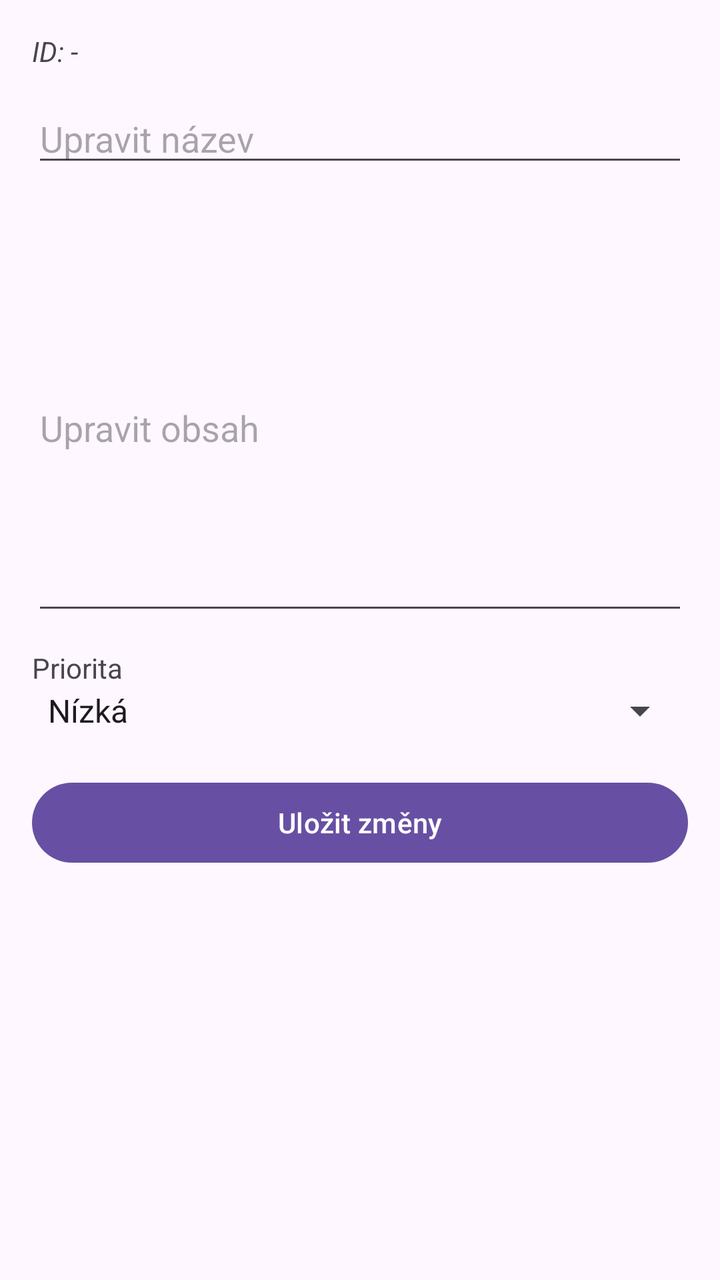
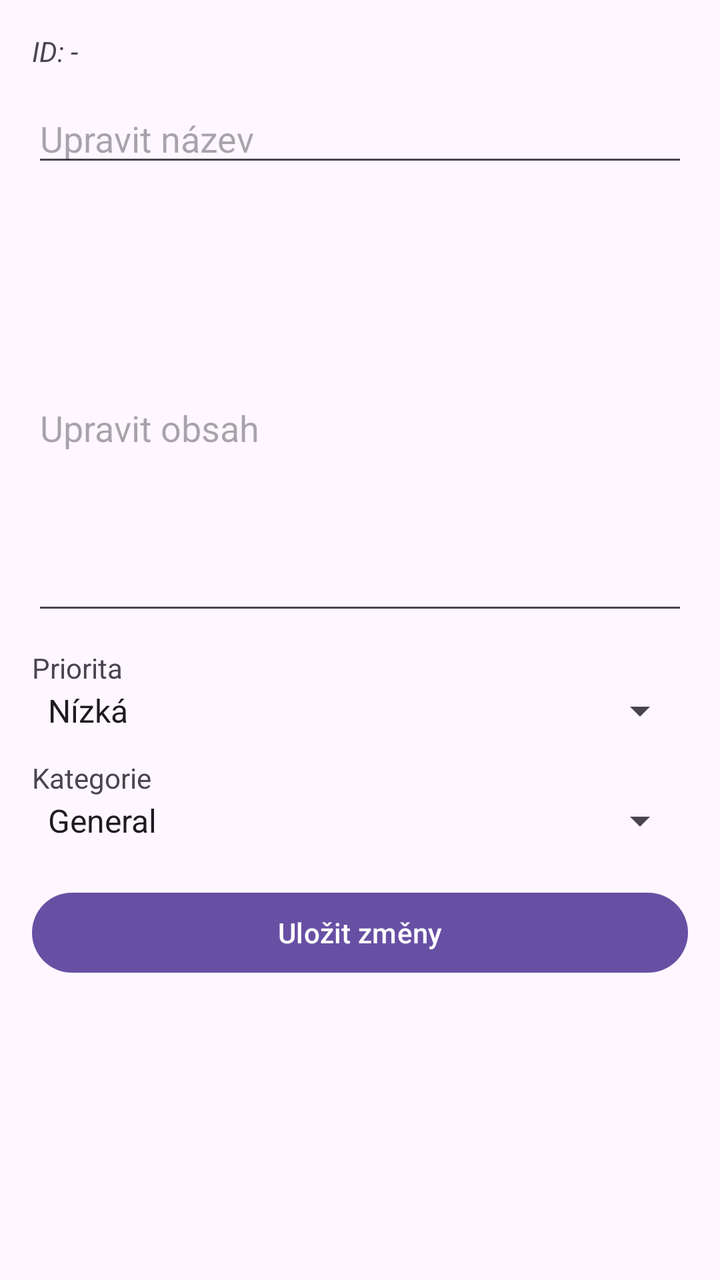

Screens rendered from an Android XML layout before and after an edit, with the pre-edit source and the edit as a unified diff.
<!-- AndroidManifest.xml: application theme Theme.NoteHub -->
<!-- res/layout/activity_edit_note.xml -->
<?xml version="1.0" encoding="utf-8"?>
<ScrollView xmlns:android="http://schemas.android.com/apk/res/android"
    xmlns:app="http://schemas.android.com/apk/res-auto"
    xmlns:tools="http://schemas.android.com/tools"
    android:layout_width="match_parent"
    android:layout_height="match_parent"
    android:padding="16dp"
    tools:context=".EditNoteActivity">

    <LinearLayout
        android:layout_width="match_parent"
        android:layout_height="wrap_content"
        android:orientation="vertical">

        
        <TextView
            android:id="@+id/tvNoteId"
            android:layout_width="match_parent"
            android:layout_height="wrap_content"
            android:text="ID: -"
            android:textSize="14sp"
            android:textStyle="italic"
            android:layout_marginBottom="12dp" />

        <EditText
            android:id="@+id/etEditTitle"
            android:layout_width="match_parent"
            android:layout_height="wrap_content"
            android:hint="Upravit název"
            android:layout_marginBottom="12dp"
            />

        <EditText
            android:id="@+id/etEditContent"
            android:layout_width="match_parent"
            android:layout_height="200dp"
            android:hint="Upravit obsah"
            android:layout_marginTop="12dp"
            android:inputType="textMultiLine"
            />

        
        <TextView
            android:layout_width="wrap_content"
            android:layout_height="wrap_content"
            android:layout_marginTop="12dp"
            android:text="Priorita" />

        <Spinner
            android:id="@+id/spinnerPriority"
            android:layout_width="match_parent"
            android:layout_height="wrap_content"
            android:entries="@array/priority_names" />

        <Button
            android:id="@+id/btnSaveChanges"
            android:layout_width="match_parent"
            android:layout_height="wrap_content"
            android:text="Uložit změny"
            android:layout_marginTop="20dp" />
    </LinearLayout>
</ScrollView>
<!-- resources referenced by this layout -->
<resources>
  <string-array name="priority_names">
          <item>Nízká</item>
          <item>Střední</item>
          <item>Vysoká</item>
      </string-array>
  <style name="Theme.NoteHub" parent="Base.Theme.NoteHub" />
  <style name="Base.Theme.NoteHub" parent="Theme.Material3.DayNight.NoActionBar">
          
          
      </style>
</resources>

<!-- the commit's change to res/layout/activity_edit_note.xml (unified diff, before → after) -->
@@ -52,6 +52,19 @@
             android:layout_height="wrap_content"
             android:entries="@array/priority_names" />
 
+        
+        <TextView
+            android:layout_width="wrap_content"
+            android:layout_height="wrap_content"
+            android:layout_marginTop="12dp"
+            android:text="Kategorie" />
+
+        <Spinner
+            android:id="@+id/spinnerCategory"
+            android:layout_width="match_parent"
+            android:layout_height="wrap_content"
+            android:entries="@array/category_names" />
+
         <Button
             android:id="@+id/btnSaveChanges"
             android:layout_width="match_parent"
<!-- resource entries referenced after the edit -->
@@ -1,5 +1,11 @@
 <!-- resources referenced by this layout -->
 <resources>
+  <string-array name="category_names">
+          <item>General</item>
+          <item>Škola</item>
+          <item>Práce</item>
+          <item>Osobní</item>
+      </string-array>
   <string-array name="priority_names">
           <item>Nízká</item>
           <item>Střední</item>
